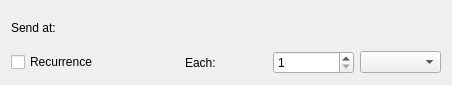
First picture: the form in sendlateragent/ui/sendlaterwidget.ui, repository KDE/kdepim, before the edit.
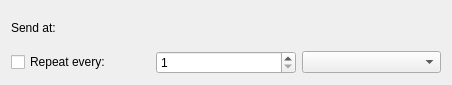
Second picture: the form after the edit. Custom widgets are drawn as their Qt base class.

Commit message: Fix phrasing thanks Thomas Pfeiffer for it

```diff
--- a/sendlateragent/ui/sendlaterwidget.ui
+++ b/sendlateragent/ui/sendlaterwidget.ui
@@ -10,8 +10,6 @@
     <height>85</height>
    </rect>
   </property>
-  <layout class="QVBoxLayout" name="verticalLayout">
-   <item>
     <layout class="QGridLayout" name="gridLayout">
      <item row="0" column="0">
       <widget class="QLabel" name="label">
@@ -20,24 +18,17 @@
        </property>
       </widget>
      </item>
-     <item row="0" column="1" colspan="4">
+   <item row="0" column="1" colspan="2">
       <widget class="SendLater::SendLaterTimeDateWidget" name="mDateTime" native="true"/>
      </item>
-     <item row="1" column="0" colspan="2">
+   <item row="1" column="0">
       <widget class="QCheckBox" name="mRecurrence">
        <property name="text">
-        <string>Recurrence</string>
+      <string>Repeat every:</string>
        </property>
       </widget>
      </item>
-     <item row="1" column="2">
-      <widget class="QLabel" name="label_2">
-       <property name="text">
-        <string>Each:</string>
-       </property>
-      </widget>
-     </item>
-     <item row="1" column="3">
+   <item row="1" column="1">
       <widget class="QSpinBox" name="mRecurrenceValue">
        <property name="minimum">
         <number>1</number>
@@ -47,10 +38,8 @@
        </property>
       </widget>
      </item>
-     <item row="1" column="4">
+   <item row="1" column="2">
       <widget class="KComboBox" name="mRecurrenceComboBox"/>
-     </item>
-    </layout>
    </item>
   </layout>
  </widget>
```
Lines whose indentation alone changed are shown as unchanged.
